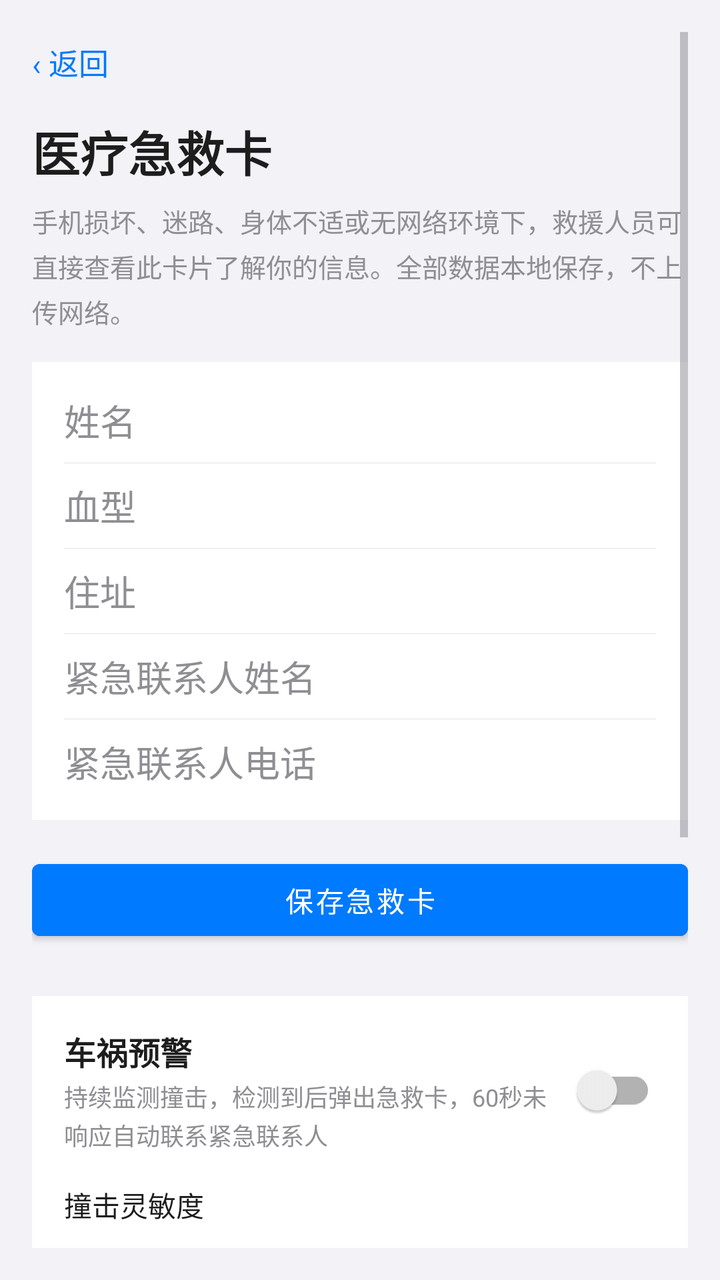
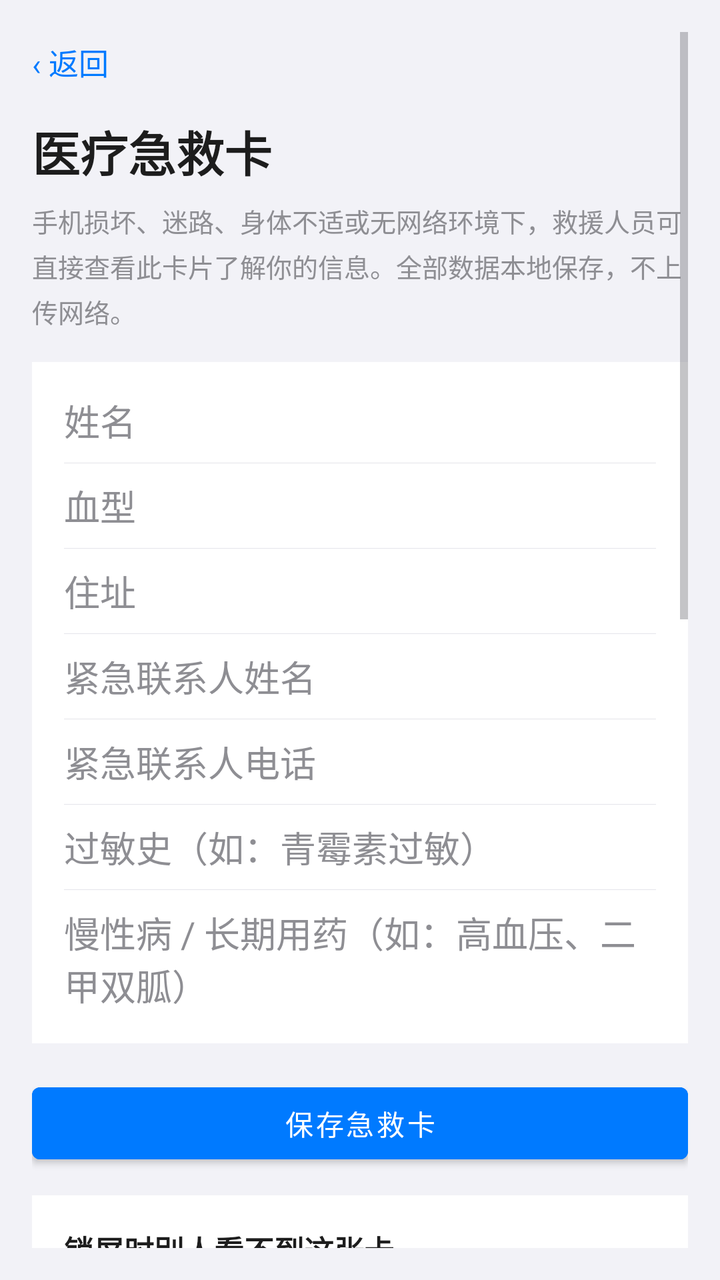

An Android layout rendered at two revisions. The XML below is the earlier revision; the diff shows what the commit changed to produce the second picture.
<!-- AndroidManifest.xml: application theme Theme.Safewalk -->
<!-- res/layout/activity_emergency.xml -->
<?xml version="1.0" encoding="utf-8"?>
<ScrollView xmlns:android="http://schemas.android.com/apk/res/android"
    android:layout_width="match_parent"
    android:layout_height="match_parent"
    android:background="@color/bg"
    android:fitsSystemWindows="true"
    android:padding="16dp"
    android:paddingTop="40dp">
    <LinearLayout
        android:layout_width="match_parent"
        android:layout_height="wrap_content"
        android:orientation="vertical"
        android:paddingBottom="40dp">

        <TextView
            android:id="@+id/btn_back"
            style="@style/BackLink"
            android:text="‹ 返回" />

        <TextView
            style="@style/PageTitle"
            android:layout_marginTop="12dp"
            android:text="医疗急救卡" />

        <TextView
            android:layout_width="match_parent"
            android:layout_height="wrap_content"
            android:layout_marginTop="8dp"
            android:lineSpacingExtra="4dp"
            android:text="手机损坏、迷路、身体不适或无网络环境下，救援人员可直接查看此卡片了解你的信息。全部数据本地保存，不上传网络。"
            android:textColor="@color/text_hint"
            android:textSize="13sp"/>

        
        <LinearLayout
            android:layout_width="match_parent"
            android:layout_height="wrap_content"
            android:layout_marginTop="16dp"
            android:background="@color/card_bg"
            android:orientation="vertical"
            android:padding="16dp">

            <EditText
                android:id="@+id/et_name"
                android:layout_width="match_parent"
                android:layout_height="wrap_content"
                android:hint="姓名"
                android:inputType="textPersonName"
                android:background="@null"/>
            <View android:layout_width="match_parent" android:layout_height="1px" android:background="@color/divider" android:layout_marginVertical="8dp"/>
            <EditText
                android:id="@+id/et_blood"
                android:layout_width="match_parent"
                android:layout_height="wrap_content"
                android:hint="血型"
                android:inputType="textCapCharacters"
                android:background="@null"/>
            <View android:layout_width="match_parent" android:layout_height="1px" android:background="@color/divider" android:layout_marginVertical="8dp"/>
            <EditText
                android:id="@+id/et_address"
                android:layout_width="match_parent"
                android:layout_height="wrap_content"
                android:hint="住址"
                android:inputType="textPostalAddress"
                android:background="@null"/>
            <View android:layout_width="match_parent" android:layout_height="1px" android:background="@color/divider" android:layout_marginVertical="8dp"/>
            
            <EditText
                android:id="@+id/et_contact"
                android:layout_width="match_parent"
                android:layout_height="wrap_content"
                android:hint="紧急联系人姓名"
                android:inputType="textPersonName"
                android:background="@null"/>
            <View android:layout_width="match_parent" android:layout_height="1px" android:background="@color/divider" android:layout_marginVertical="8dp"/>
            <EditText
                android:id="@+id/et_phone"
                android:layout_width="match_parent"
                android:layout_height="wrap_content"
                android:hint="紧急联系人电话"
                android:inputType="phone"
                android:background="@null"/>
        </LinearLayout>

        <Button
            android:id="@+id/btn_save_emergency"
            android:layout_width="match_parent"
            android:layout_height="wrap_content"
            android:layout_marginTop="16dp"
            android:backgroundTint="@color/primary"
            android:text="保存急救卡"
            android:textColor="@color/on_accent"/>

        
        <LinearLayout
            android:layout_width="match_parent"
            android:layout_height="wrap_content"
            android:layout_marginTop="24dp"
            android:background="@color/card_bg"
            android:orientation="vertical"
            android:padding="16dp">

            <LinearLayout
                android:layout_width="match_parent"
                android:layout_height="wrap_content"
                android:gravity="center_vertical"
                android:orientation="horizontal">

                <LinearLayout
                    android:layout_width="0dp"
                    android:layout_height="wrap_content"
                    android:layout_weight="1"
                    android:orientation="vertical">
                    <TextView
                        android:layout_width="wrap_content"
                        android:layout_height="wrap_content"
                        android:text="车祸预警"
                        android:textColor="@color/text_primary"
                        android:textSize="16sp"
                        android:textStyle="bold"/>
                    <TextView
                        android:layout_width="match_parent"
                        android:layout_height="wrap_content"
                        android:layout_marginTop="2dp"
                        android:lineSpacingExtra="2dp"
                        android:text="持续监测撞击，检测到后弹出急救卡，60秒未响应自动联系紧急联系人"
                        android:textColor="@color/text_hint"
                        android:textSize="12sp"/>
                </LinearLayout>

                <androidx.appcompat.widget.SwitchCompat
                    android:id="@+id/sw_crash_detection"
                    android:layout_width="wrap_content"
                    android:layout_height="wrap_content"/>
            </LinearLayout>

            <TextView
                android:layout_width="wrap_content"
                android:layout_height="wrap_content"
                android:layout_marginTop="16dp"
                android:text="撞击灵敏度"
                android:textColor="@color/text_primary"
                android:textSize="14sp"/>

            <LinearLayout
                android:layout_width="match_parent"
                android:layout_height="wrap_content"
                android:layout_marginTop="8dp"
                android:orientation="horizontal">

                <TextView
                    android:id="@+id/chip_crash_low"
                    android:layout_width="wrap_content"
                    android:layout_height="wrap_content"
                    android:paddingHorizontal="14dp"
                    android:paddingVertical="6dp"
                    android:text="低"/>

                <TextView
                    android:id="@+id/chip_crash_mid"
                    android:layout_width="wrap_content"
                    android:layout_height="wrap_content"
                    android:layout_marginLeft="8dp"
                    android:paddingHorizontal="14dp"
                    android:paddingVertical="6dp"
                    android:text="中"/>

                <TextView
                    android:id="@+id/chip_crash_high"
                    android:layout_width="wrap_content"
                    android:layout_height="wrap_content"
                    android:layout_marginLeft="8dp"
                    android:paddingHorizontal="14dp"
                    android:paddingVertical="6dp"
                    android:text="高"/>
            </LinearLayout>

            <TextView
                android:id="@+id/tv_crash_hint"
                android:layout_width="match_parent"
                android:layout_height="wrap_content"
                android:layout_marginTop="12dp"
                android:lineSpacingExtra="2dp"
                android:textColor="@color/text_hint"
                android:textSize="12sp"/>
        </LinearLayout>

        
        <LinearLayout
            android:layout_width="match_parent"
            android:layout_height="wrap_content"
            android:layout_marginTop="24dp"
            android:background="@color/card_bg"
            android:orientation="vertical"
            android:padding="16dp">

            <TextView
                android:layout_width="wrap_content"
                android:layout_height="wrap_content"
                android:text="系统紧急呼救"
                android:textColor="@color/text_primary"
                android:textSize="16sp"
                android:textStyle="bold"/>

            <TextView
                android:layout_width="match_parent"
                android:layout_height="wrap_content"
                android:layout_marginTop="6dp"
                android:lineSpacingExtra="4dp"
                android:text="连按电源键5次可自动拨打紧急电话并发送求助短信，建议开启。\n\n开启后即使手机锁屏、无SIM卡也能触发。"
                android:textColor="@color/text_hint"
                android:textSize="13sp"/>

            <Button
                android:id="@+id/btn_goto_sos"
                android:layout_width="match_parent"
                android:layout_height="wrap_content"
                android:layout_marginTop="12dp"
                android:backgroundTint="@color/seal_red"
                android:text="前往系统紧急呼救设置"
                android:textColor="@color/on_accent"/>
        </LinearLayout>

    </LinearLayout>
</ScrollView>
<!-- resources referenced by this layout -->
<resources>
  <color name="bg">#F2F2F7</color>
  <color name="card_bg">#FFFFFF</color>
  <color name="divider">#E5E5EA</color>
  <color name="on_accent">#FFFFFF</color>
  <color name="primary">#007AFF</color>
  <color name="seal_red">#C8392E</color>
  <color name="text_hint">#8E8E93</color>
  <color name="text_primary">#1D1D1D</color>
  <style name="BackLink">
          <item name="android:layout_width">wrap_content</item>
          <item name="android:layout_height">wrap_content</item>
          <item name="android:background">?android:attr/selectableItemBackground</item>
          <item name="android:paddingTop">4dp</item>
          <item name="android:paddingBottom">4dp</item>
          <item name="android:paddingRight">12dp</item>
          <item name="android:textColor">@color/primary</item>
          <item name="android:textSize">15sp</item>
      </style>
  <style name="PageTitle">
          <item name="android:layout_width">wrap_content</item>
          <item name="android:layout_height">wrap_content</item>
          <item name="android:textColor">@color/text_primary</item>
          <item name="android:textSize">24sp</item>
          <item name="android:textStyle">bold</item>
      </style>
  <style name="Theme.Safewalk" parent="Theme.MaterialComponents.DayNight.NoActionBar">
          <item name="android:windowBackground">@color/bg</item>
          <item name="android:statusBarColor">@android:color/transparent</item>
          
          <item name="android:windowLightStatusBar">@bool/light_statusbar</item>
          <item name="android:navigationBarColor">@color/bg</item>
          <item name="android:windowLightNavigationBar">@bool/light_statusbar</item>
  
          
          <item name="android:forceDarkAllowed">false</item>
  
          
          <item name="colorPrimary">@color/primary</item>
          <item name="colorAccent">@color/primary</item>
          <item name="colorControlActivated">@color/primary</item>
          <item name="colorControlNormal">@color/text_hint</item>
  
          <item name="android:colorBackground">@color/bg</item>
          <item name="android:textColorPrimary">@color/text_primary</item>
          <item name="android:textColorSecondary">@color/text_hint</item>
          <item name="android:textColorHint">@color/text_hint</item>
      </style>
</resources>

<!-- the commit's change to res/layout/activity_emergency.xml (unified diff, before → after) -->
@@ -80,6 +80,25 @@
                 android:hint="紧急联系人电话"
                 android:inputType="phone"
                 android:background="@null"/>
+            <View android:layout_width="match_parent" android:layout_height="1px" android:background="@color/divider" android:layout_marginVertical="8dp"/>
+            
+            <EditText
+                android:id="@+id/et_allergy"
+                android:layout_width="match_parent"
+                android:layout_height="wrap_content"
+                android:hint="过敏史（如：青霉素过敏）"
+                android:inputType="textMultiLine"
+                android:maxLines="3"
+                android:background="@null"/>
+            <View android:layout_width="match_parent" android:layout_height="1px" android:background="@color/divider" android:layout_marginVertical="8dp"/>
+            <EditText
+                android:id="@+id/et_condition"
+                android:layout_width="match_parent"
+                android:layout_height="wrap_content"
+                android:hint="慢性病 / 长期用药（如：高血压、二甲双胍）"
+                android:inputType="textMultiLine"
+                android:maxLines="3"
+                android:background="@null"/>
         </LinearLayout>
 
         <Button
@@ -90,6 +109,42 @@
             android:backgroundTint="@color/primary"
             android:text="保存急救卡"
             android:textColor="@color/on_accent"/>
+
+        
+        <LinearLayout
+            android:layout_width="match_parent"
+            android:layout_height="wrap_content"
+            android:layout_marginTop="12dp"
+            android:background="@color/card_bg"
+            android:orientation="vertical"
+            android:padding="16dp">
+
+            <TextView
+                android:layout_width="wrap_content"
+                android:layout_height="wrap_content"
+                android:text="锁屏时别人看不到这张卡"
+                android:textColor="@color/text_primary"
+                android:textSize="15sp"
+                android:textStyle="bold"/>
+
+            <TextView
+                android:layout_width="match_parent"
+                android:layout_height="wrap_content"
+                android:layout_marginTop="6dp"
+                android:lineSpacingExtra="4dp"
+                android:text="手机没电、损坏或锁屏时，App 里的卡片是打不开的。建议把下面这段信息复制一份，填进系统「紧急信息 / 医疗急救信息」，那样锁屏也能被救援人员看到。"
+                android:textColor="@color/text_hint"
+                android:textSize="13sp"/>
+
+            <Button
+                android:id="@+id/btn_copy_emergency"
+                android:layout_width="match_parent"
+                android:layout_height="wrap_content"
+                android:layout_marginTop="12dp"
+                android:backgroundTint="@color/card_bg"
+                android:text="复制急救信息"
+                android:textColor="@color/primary"/>
+        </LinearLayout>
 
         
         <LinearLayout
@@ -175,6 +230,15 @@
                     android:text="高"/>
             </LinearLayout>
 
+            
+            <TextView
+                android:id="@+id/tv_perm_status"
+                android:layout_width="match_parent"
+                android:layout_height="wrap_content"
+                android:layout_marginTop="12dp"
+                android:textColor="@color/text_hint"
+                android:textSize="12sp"/>
+
             <TextView
                 android:id="@+id/tv_crash_hint"
                 android:layout_width="match_parent"
